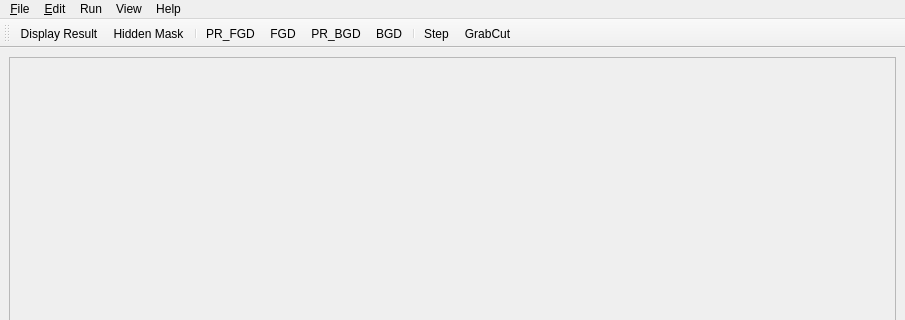
Old version of the form grabcut.ui in the repository nong-fu/grabcut; both pictures show x 0 to 905 and y 0 to 320 of the 905 by 764 pixel window.
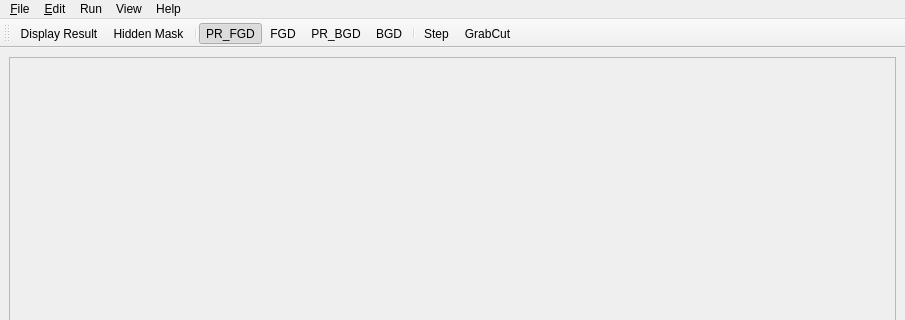
New version of the form.

Commit message: optimize canvas image rendering performance, only draw the changed part.

```diff
--- a/grabcut.ui
+++ b/grabcut.ui
@@ -175,6 +175,9 @@
    <property name="checkable">
     <bool>true</bool>
    </property>
+   <property name="checked">
+    <bool>true</bool>
+   </property>
    <property name="text">
     <string>PR_FGD</string>
    </property>
```
The commit also changes 1 other file.
